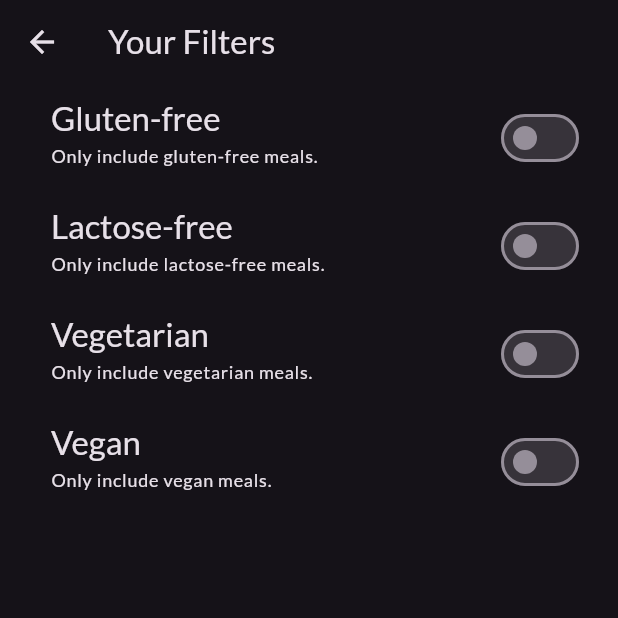
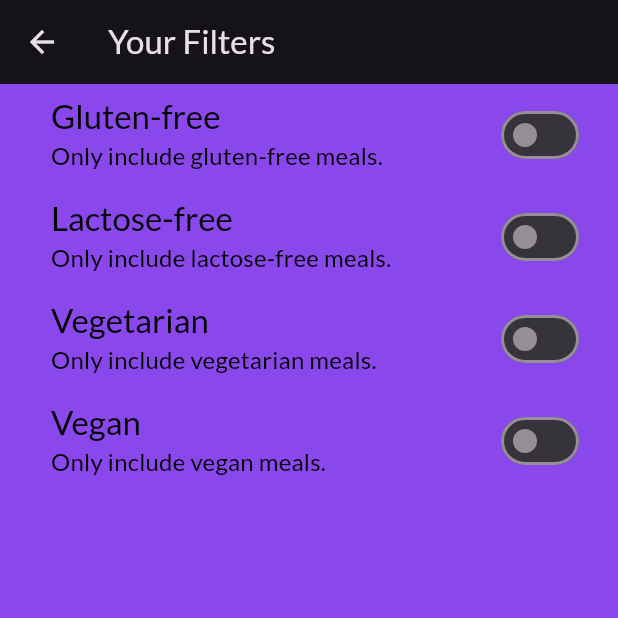
Before and after one commit to hariniiii8/meals-app, a Flutter app: the FiltersScreen screen opened directly with empty values, on a phone screen of 412 x 824 dp, the top half of it. Run offline on Flutter 3.47's test engine with Material 2 defaults, Android fonts, the phone set to English and light mode, and no system bars; our stand-ins replace firebase_auth, firebase_core, fl_chart, google_fonts, transparent_image; accounts and stored records are empty; network calls fail; statements that could not run were skipped.

Commit message:
modify frontend

```diff
--- a/lib/main.dart
+++ b/lib/main.dart
@@ -38,7 +38,7 @@ class App extends StatelessWidget {
               return const TabsScreen();
             }
 
-            return  AuthScreen();
+            return  const AuthScreen();
           }),
 
     );
--- a/lib/screens/filters.dart
+++ b/lib/screens/filters.dart
@@ -1,7 +1,4 @@
 import 'package:flutter/material.dart';
-
-// import 'package:meals/screens/tabs.dart';
-// import 'package:meals/widgets/main_drawer.dart';
 
 enum Filter {
   glutenFree,
@@ -11,7 +8,7 @@ enum Filter {
 }
 
 class FiltersScreen extends StatefulWidget {
-  const FiltersScreen({super.key, required this.currentFilters});
+  const FiltersScreen({Key? key, required this.currentFilters});
 
   final Map<Filter, bool> currentFilters;
 
@@ -41,20 +38,11 @@ class _FiltersScreenState extends State<FiltersScreen> {
     return Scaffold(
       appBar: AppBar(
         title: const Text('Your Filters'),
+         // Set app bar background color to white
       ),
-      // drawer: MainDrawer(
-      //   onSelectScreen: (identifier) {
-      //     Navigator.of(context).pop();
-      //     if (identifier == 'meals') {
-      //       Navigator.of(context).pushReplacement(
-      //         MaterialPageRoute(
-      //           builder: (ctx) => const TabsScreen(),
-      //         ),
-      //       );
-      //     }
-      //   },
-      // ),
-      body: WillPopScope(
+      body: Container(
+        color: Color.fromRGBO(138, 71, 235, 1), // Set main container background color to purple
+        child: WillPopScope(
           onWillPop: () async {
             Navigator.of(context).pop({
               Filter.glutenFree: _glutenFreeFilterSet,
@@ -75,17 +63,17 @@ class _FiltersScreenState extends State<FiltersScreen> {
                 },
                 title: Text(
                   'Gluten-free',
-                style: Theme.of(context).textTheme.titleLarge!.copyWith(
-                      color: Theme.of(context).colorScheme.onBackground,
+                  style: Theme.of(context).textTheme.headline6!.copyWith(
+                        color: Colors.black, // Set text color to black
                       ),
                 ),
                 subtitle: Text(
                   'Only include gluten-free meals.',
-                style: Theme.of(context).textTheme.labelMedium!.copyWith(
-                      color: Theme.of(context).colorScheme.onBackground,
+                  style: Theme.of(context).textTheme.subtitle1!.copyWith(
+                        color: Colors.black, // Set text color to black
                       ),
                 ),
-              activeColor: Theme.of(context).colorScheme.tertiary,
+                activeColor: Colors.white, // Set switch color to white
                 contentPadding: const EdgeInsets.only(left: 34, right: 22),
               ),
               SwitchListTile(
@@ -97,17 +85,17 @@ class _FiltersScreenState extends State<FiltersScreen> {
                 },
                 title: Text(
                   'Lactose-free',
-                style: Theme.of(context).textTheme.titleLarge!.copyWith(
-                      color: Theme.of(context).colorScheme.onBackground,
+                  style: Theme.of(context).textTheme.headline6!.copyWith(
+                        color: Colors.black, // Set text color to black
                       ),
                 ),
                 subtitle: Text(
                   'Only include lactose-free meals.',
-                style: Theme.of(context).textTheme.labelMedium!.copyWith(
-                      color: Theme.of(context).colorScheme.onBackground,
+                  style: Theme.of(context).textTheme.subtitle1!.copyWith(
+                        color: Colors.black, // Set text color to black
                       ),
                 ),
-              activeColor: Theme.of(context).colorScheme.tertiary,
+                activeColor: Colors.white, // Set switch color to white
                 contentPadding: const EdgeInsets.only(left: 34, right: 22),
               ),
               SwitchListTile(
@@ -119,17 +107,17 @@ class _FiltersScreenState extends State<FiltersScreen> {
                 },
                 title: Text(
                   'Vegetarian',
-                style: Theme.of(context).textTheme.titleLarge!.copyWith(
-                      color: Theme.of(context).colorScheme.onBackground,
+                  style: Theme.of(context).textTheme.headline6!.copyWith(
+                        color: Colors.black, // Set text color to black
                       ),
                 ),
                 subtitle: Text(
                   'Only include vegetarian meals.',
-                style: Theme.of(context).textTheme.labelMedium!.copyWith(
-                      color: Theme.of(context).colorScheme.onBackground,
+                  style: Theme.of(context).textTheme.subtitle1!.copyWith(
+                        color: Colors.black, // Set text color to black
                       ),
                 ),
-              activeColor: Theme.of(context).colorScheme.tertiary,
+                activeColor: Colors.white, // Set switch color to white
                 contentPadding: const EdgeInsets.only(left: 34, right: 22),
               ),
               SwitchListTile(
@@ -141,22 +129,23 @@ class _FiltersScreenState extends State<FiltersScreen> {
                 },
                 title: Text(
                   'Vegan',
-                style: Theme.of(context).textTheme.titleLarge!.copyWith(
-                      color: Theme.of(context).colorScheme.onBackground,
+                  style: Theme.of(context).textTheme.headline6!.copyWith(
+                        color: Colors.black, // Set text color to black
                       ),
                 ),
                 subtitle: Text(
                   'Only include vegan meals.',
-                style: Theme.of(context).textTheme.labelMedium!.copyWith(
-                      color: Theme.of(context).colorScheme.onBackground,
+                  style: Theme.of(context).textTheme.subtitle1!.copyWith(
+                        color: Colors.black, // Set text color to black
                       ),
                 ),
-              activeColor: Theme.of(context).colorScheme.tertiary,
+                activeColor: Colors.white, // Set switch color to white
                 contentPadding: const EdgeInsets.only(left: 34, right: 22),
               ),
             ],
           ),
         ),
+      ),
     );
   }
 }
--- a/lib/screens/meals.dart
+++ b/lib/screens/meals.dart
@@ -67,6 +67,7 @@ class MealsScreen extends StatelessWidget {
     }
 
     return Scaffold(
+      backgroundColor: Color.fromRGBO(138, 71, 235, 1),
       appBar: AppBar(
         title: Text(title!),
       ),
--- a/lib/screens/monthlypage.dart
+++ b/lib/screens/monthlypage.dart
@@ -84,7 +84,7 @@ class _MonthlyPageState extends State<MonthlyPage> {
         title: Text('Monthly Page'),
       ),
       body:Container(
-        color: Color.fromARGB(255, 210, 101, 230),
+        color: Color.fromRGBO(138, 71, 235, 1),
         child: Column(
         children: [
           Expanded(
```
Also changed, not shown: lib/screens/categories.dart (+7 -6 lines), lib/screens/favorite.dart (+14 -8 lines), lib/screens/meal_details.dart (+14 -7 lines). Lines whose indentation alone changed are shown as unchanged.
